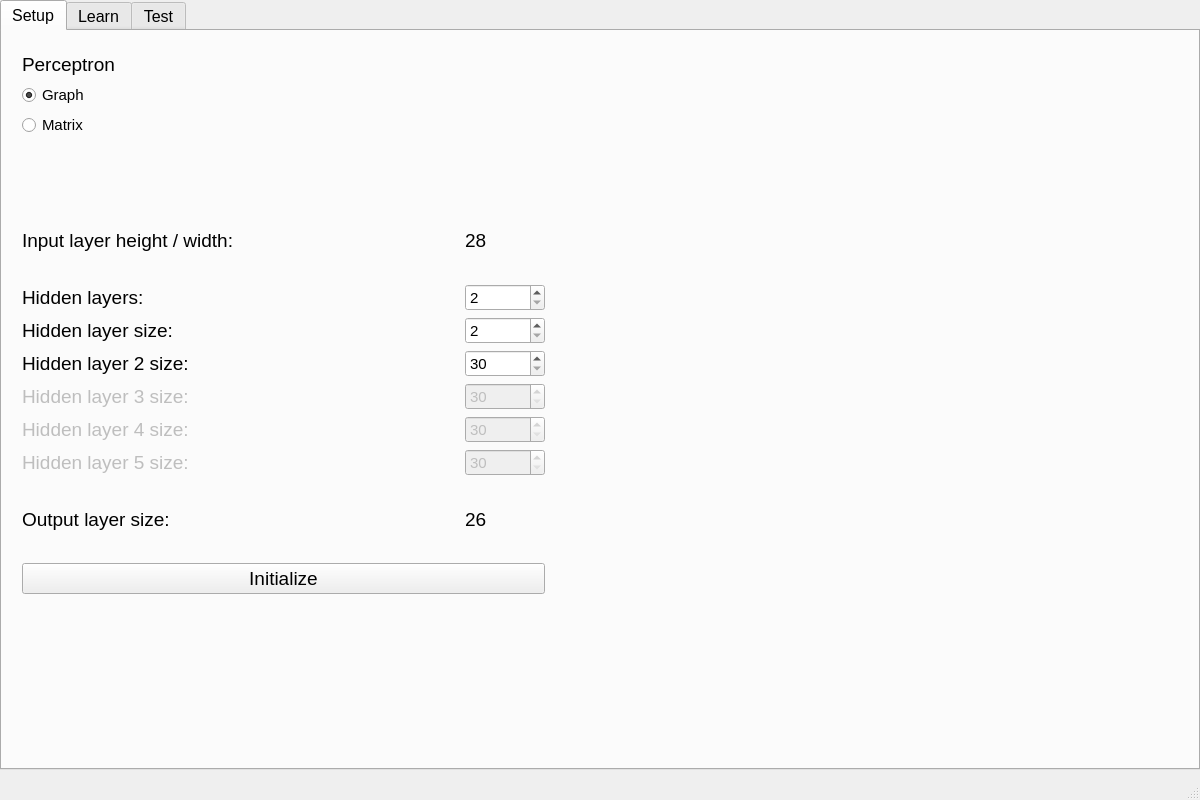
Above: src/mainwindow.ui from IgorMitiukliaev/CPP7_MLP before the change. Below: the same form after it.
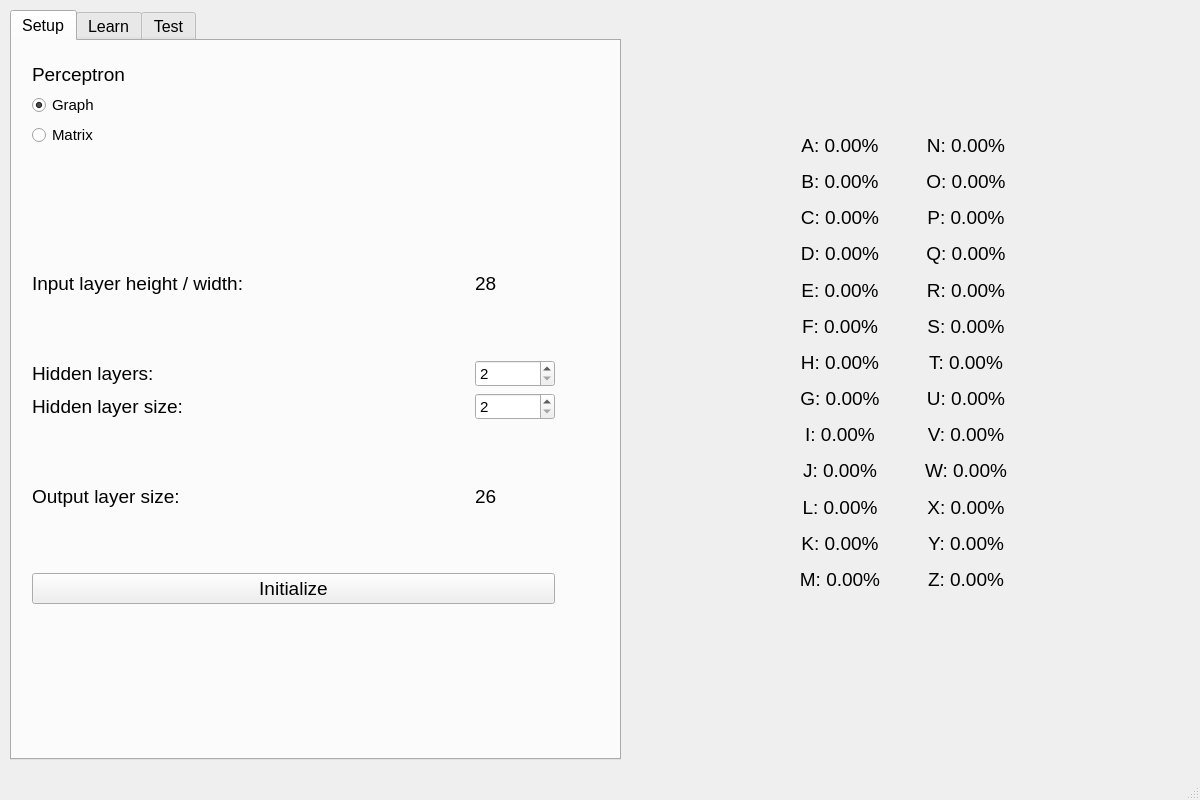
That is the form after the change.

```diff
--- a/src/mainwindow.ui
+++ b/src/mainwindow.ui
@@ -28,10 +28,10 @@
    <widget class="QTabWidget" name="tabWidget">
     <property name="geometry">
      <rect>
-      <x>0</x>
-      <y>0</y>
-      <width>1200</width>
-      <height>770</height>
+      <x>10</x>
+      <y>10</y>
+      <width>611</width>
+      <height>750</height>
      </rect>
     </property>
     <property name="currentIndex">
@@ -288,268 +288,6 @@
          </item>
         </layout>
        </item>
-       <item>
-        <layout class="QHBoxLayout" name="horizontalLayout_4">
-         <item>
-          <widget class="QLabel" name="lblLayer2">
-           <property name="sizePolicy">
-            <sizepolicy hsizetype="Preferred" vsizetype="Preferred">
-             <horstretch>0</horstretch>
-             <verstretch>0</verstretch>
-            </sizepolicy>
-           </property>
-           <property name="minimumSize">
-            <size>
-             <width>300</width>
-             <height>0</height>
-            </size>
-           </property>
-           <property name="baseSize">
-            <size>
-             <width>300</width>
-             <height>0</height>
-            </size>
-           </property>
-           <property name="font">
-            <font>
-             <pointsize>14</pointsize>
-            </font>
-           </property>
-           <property name="text">
-            <string>Hidden layer 2 size:</string>
-           </property>
-          </widget>
-         </item>
-         <item>
-          <widget class="QSpinBox" name="num_neurons_hidden2">
-           <property name="sizePolicy">
-            <sizepolicy hsizetype="Fixed" vsizetype="Fixed">
-             <horstretch>0</horstretch>
-             <verstretch>0</verstretch>
-            </sizepolicy>
-           </property>
-           <property name="minimumSize">
-            <size>
-             <width>80</width>
-             <height>0</height>
-            </size>
-           </property>
-           <property name="font">
-            <font>
-             <pointsize>11</pointsize>
-            </font>
-           </property>
-           <property name="minimum">
-            <number>30</number>
-           </property>
-           <property name="maximum">
-            <number>1000</number>
-           </property>
-          </widget>
-         </item>
-        </layout>
-       </item>
-       <item>
-        <layout class="QHBoxLayout" name="blockLayer3">
-         <item>
-          <widget class="QLabel" name="lblLayer3">
-           <property name="enabled">
-            <bool>false</bool>
-           </property>
-           <property name="sizePolicy">
-            <sizepolicy hsizetype="Preferred" vsizetype="Preferred">
-             <horstretch>0</horstretch>
-             <verstretch>0</verstretch>
-            </sizepolicy>
-           </property>
-           <property name="minimumSize">
-            <size>
-             <width>300</width>
-             <height>0</height>
-            </size>
-           </property>
-           <property name="baseSize">
-            <size>
-             <width>300</width>
-             <height>0</height>
-            </size>
-           </property>
-           <property name="font">
-            <font>
-             <pointsize>14</pointsize>
-            </font>
-           </property>
-           <property name="text">
-            <string>Hidden layer 3 size:</string>
-           </property>
-          </widget>
-         </item>
-         <item>
-          <widget class="QSpinBox" name="sizeLayer3">
-           <property name="enabled">
-            <bool>false</bool>
-           </property>
-           <property name="sizePolicy">
-            <sizepolicy hsizetype="Fixed" vsizetype="Fixed">
-             <horstretch>0</horstretch>
-             <verstretch>0</verstretch>
-            </sizepolicy>
-           </property>
-           <property name="minimumSize">
-            <size>
-             <width>80</width>
-             <height>0</height>
-            </size>
-           </property>
-           <property name="font">
-            <font>
-             <pointsize>11</pointsize>
-            </font>
-           </property>
-           <property name="minimum">
-            <number>30</number>
-           </property>
-           <property name="maximum">
-            <number>1000</number>
-           </property>
-          </widget>
-         </item>
-        </layout>
-       </item>
-       <item>
-        <layout class="QHBoxLayout" name="blockLayer4">
-         <item>
-          <widget class="QLabel" name="lblLayer4">
-           <property name="enabled">
-            <bool>false</bool>
-           </property>
-           <property name="sizePolicy">
-            <sizepolicy hsizetype="Preferred" vsizetype="Preferred">
-             <horstretch>0</horstretch>
-             <verstretch>0</verstretch>
-            </sizepolicy>
-           </property>
-           <property name="minimumSize">
-            <size>
-             <width>300</width>
-             <height>0</height>
-            </size>
-           </property>
-           <property name="baseSize">
-            <size>
-             <width>300</width>
-             <height>0</height>
-            </size>
-           </property>
-           <property name="font">
-            <font>
-             <pointsize>14</pointsize>
-            </font>
-           </property>
-           <property name="text">
-            <string>Hidden layer 4 size:</string>
-           </property>
-          </widget>
-         </item>
-         <item>
-          <widget class="QSpinBox" name="sizeLayer4">
-           <property name="enabled">
-            <bool>false</bool>
-           </property>
-           <property name="sizePolicy">
-            <sizepolicy hsizetype="Fixed" vsizetype="Fixed">
-             <horstretch>0</horstretch>
-             <verstretch>0</verstretch>
-            </sizepolicy>
-           </property>
-           <property name="minimumSize">
-            <size>
-             <width>80</width>
-             <height>0</height>
-            </size>
-           </property>
-           <property name="font">
-            <font>
-             <pointsize>11</pointsize>
-            </font>
-           </property>
-           <property name="minimum">
-            <number>30</number>
-           </property>
-           <property name="maximum">
-            <number>1000</number>
-           </property>
-          </widget>
-         </item>
-        </layout>
-       </item>
-       <item>
-        <layout class="QHBoxLayout" name="blockLayer5">
-         <item>
-          <widget class="QLabel" name="lblLayer5">
-           <property name="enabled">
-            <bool>false</bool>
-           </property>
-           <property name="sizePolicy">
-            <sizepolicy hsizetype="Preferred" vsizetype="Preferred">
-             <horstretch>0</horstretch>
-             <verstretch>0</verstretch>
-            </sizepolicy>
-           </property>
-           <property name="minimumSize">
-            <size>
-             <width>300</width>
-             <height>0</height>
-            </size>
-           </property>
-           <property name="baseSize">
-            <size>
-             <width>300</width>
-             <height>0</height>
-            </size>
-           </property>
-           <property name="font">
-            <font>
-             <pointsize>14</pointsize>
-            </font>
-           </property>
-           <property name="text">
-            <string>Hidden layer 5 size:</string>
-           </property>
-          </widget>
-         </item>
-         <item>
-          <widget class="QSpinBox" name="sizeLayer5">
-           <property name="enabled">
-            <bool>false</bool>
-           </property>
-           <property name="sizePolicy">
-            <sizepolicy hsizetype="Fixed" vsizetype="Fixed">
-             <horstretch>0</horstretch>
-             <verstretch>0</verstretch>
-            </sizepolicy>
-           </property>
-           <property name="minimumSize">
-            <size>
-             <width>80</width>
-             <height>0</height>
-            </size>
-           </property>
-           <property name="font">
-            <font>
-             <pointsize>11</pointsize>
-            </font>
-           </property>
-           <property name="minimum">
-            <number>30</number>
-           </property>
-           <property name="maximum">
-            <number>1000</number>
-           </property>
-          </widget>
-         </item>
-        </layout>
-       </item>
        <item>
         <layout class="QHBoxLayout" name="horizontalLayout_8">
          <item>
@@ -1175,6 +913,866 @@
      </widget>
     </widget>
    </widget>
+   <widget class="QWidget" name="wgMLP" native="true">
+    <property name="geometry">
+     <rect>
+      <x>620</x>
+      <y>0</y>
+      <width>571</width>
+      <height>750</height>
+     </rect>
+    </property>
+    <widget class="QWidget" name="layoutWidget">
+     <property name="geometry">
+      <rect>
+       <x>160</x>
+       <y>130</y>
+       <width>248</width>
+       <height>464</height>
+      </rect>
+     </property>
+     <layout class="QGridLayout" name="gridMLP">
+      <item row="10" column="0">
+       <widget class="QLabel" name="lbl_11">
+        <property name="sizePolicy">
+         <sizepolicy hsizetype="Fixed" vsizetype="Preferred">
+          <horstretch>0</horstretch>
+          <verstretch>0</verstretch>
+         </sizepolicy>
+        </property>
+        <property name="minimumSize">
+         <size>
+          <width>120</width>
+          <height>30</height>
+         </size>
+        </property>
+        <property name="font">
+         <font>
+          <pointsize>14</pointsize>
+          <weight>50</weight>
+          <bold>false</bold>
+         </font>
+        </property>
+        <property name="text">
+         <string>L: 0.00%</string>
+        </property>
+        <property name="scaledContents">
+         <bool>true</bool>
+        </property>
+        <property name="alignment">
+         <set>Qt::AlignCenter</set>
+        </property>
+       </widget>
+      </item>
+      <item row="5" column="0">
+       <widget class="QLabel" name="lbl_5">
+        <property name="sizePolicy">
+         <sizepolicy hsizetype="Fixed" vsizetype="Preferred">
+          <horstretch>0</horstretch>
+          <verstretch>0</verstretch>
+         </sizepolicy>
+        </property>
+        <property name="minimumSize">
+         <size>
+          <width>120</width>
+          <height>30</height>
+         </size>
+        </property>
+        <property name="font">
+         <font>
+          <pointsize>14</pointsize>
+          <weight>50</weight>
+          <bold>false</bold>
+         </font>
+        </property>
+        <property name="text">
+         <string>F: 0.00%</string>
+        </property>
+        <property name="scaledContents">
+         <bool>true</bool>
+        </property>
+        <property name="alignment">
+         <set>Qt::AlignCenter</set>
+        </property>
+       </widget>
+      </item>
+      <item row="7" column="0">
+       <widget class="QLabel" name="lbl_6">
+        <property name="sizePolicy">
+         <sizepolicy hsizetype="Fixed" vsizetype="Preferred">
+          <horstretch>0</horstretch>
+          <verstretch>0</verstretch>
+         </sizepolicy>
+        </property>
+        <property name="minimumSize">
+         <size>
+          <width>120</width>
+          <height>30</height>
+         </size>
+        </property>
+        <property name="font">
+         <font>
+          <pointsize>14</pointsize>
+          <weight>50</weight>
+          <bold>false</bold>
+         </font>
+        </property>
+        <property name="text">
+         <string>G: 0.00%</string>
+        </property>
+        <property name="scaledContents">
+         <bool>true</bool>
+        </property>
+        <property name="alignment">
+         <set>Qt::AlignCenter</set>
+        </property>
+       </widget>
+      </item>
+      <item row="0" column="0">
+       <widget class="QLabel" name="lbl_0">
+        <property name="sizePolicy">
+         <sizepolicy hsizetype="Fixed" vsizetype="Preferred">
+          <horstretch>0</horstretch>
+          <verstretch>0</verstretch>
+         </sizepolicy>
+        </property>
+        <property name="minimumSize">
+         <size>
+          <width>120</width>
+          <height>30</height>
+         </size>
+        </property>
+        <property name="baseSize">
+         <size>
+          <width>0</width>
+          <height>0</height>
+         </size>
+        </property>
+        <property name="font">
+         <font>
+          <pointsize>14</pointsize>
+          <weight>50</weight>
+          <bold>false</bold>
+         </font>
+        </property>
+        <property name="text">
+         <string>A: 0.00%</string>
+        </property>
+        <property name="scaledContents">
+         <bool>true</bool>
+        </property>
+        <property name="alignment">
+         <set>Qt::AlignCenter</set>
+        </property>
+       </widget>
+      </item>
+      <item row="1" column="0">
+       <widget class="QLabel" name="lbl_1">
+        <property name="sizePolicy">
+         <sizepolicy hsizetype="Fixed" vsizetype="Preferred">
+          <horstretch>0</horstretch>
+          <verstretch>0</verstretch>
+         </sizepolicy>
+        </property>
+        <property name="minimumSize">
+         <size>
+          <width>120</width>
+          <height>30</height>
+         </size>
+        </property>
+        <property name="font">
+         <font>
+          <pointsize>14</pointsize>
+          <weight>50</weight>
+          <bold>false</bold>
+         </font>
+        </property>
+        <property name="text">
+         <string>B: 0.00%</string>
+        </property>
+        <property name="scaledContents">
+         <bool>true</bool>
+        </property>
+        <property name="alignment">
+         <set>Qt::AlignCenter</set>
+        </property>
+       </widget>
+      </item>
+      <item row="6" column="0">
+       <widget class="QLabel" name="lbl_7">
+        <property name="sizePolicy">
+         <sizepolicy hsizetype="Fixed" vsizetype="Preferred">
+          <horstretch>0</horstretch>
+          <verstretch>0</verstretch>
+         </sizepolicy>
+        </property>
+        <property name="minimumSize">
+         <size>
+          <width>120</width>
+          <height>30</height>
+         </size>
+        </property>
+        <property name="font">
+         <font>
+          <pointsize>14</pointsize>
+          <weight>50</weight>
+          <bold>false</bold>
+         </font>
+        </property>
+        <property name="text">
+         <string>H: 0.00%</string>
+        </property>
+        <property name="scaledContents">
+         <bool>true</bool>
+        </property>
+        <property name="alignment">
+         <set>Qt::AlignCenter</set>
+        </property>
+       </widget>
+      </item>
+      <item row="3" column="0">
+       <widget class="QLabel" name="lbl_3">
+        <property name="sizePolicy">
+         <sizepolicy hsizetype="Fixed" vsizetype="Preferred">
+          <horstretch>0</horstretch>
+          <verstretch>0</verstretch>
+         </sizepolicy>
+        </property>
+        <property name="minimumSize">
+         <size>
+          <width>120</width>
+          <height>30</height>
+         </size>
+        </property>
+        <property name="font">
+         <font>
+          <pointsize>14</pointsize>
+          <weight>50</weight>
+          <bold>false</bold>
+         </font>
+        </property>
+        <property name="text">
+         <string>D: 0.00%</string>
+        </property>
+        <property name="scaledContents">
+         <bool>true</bool>
+        </property>
+        <property name="alignment">
+         <set>Qt::AlignCenter</set>
+        </property>
+       </widget>
+      </item>
+      <item row="12" column="0">
+       <widget class="QLabel" name="lbl_12">
+        <property name="sizePolicy">
+         <sizepolicy hsizetype="Fixed" vsizetype="Preferred">
+          <horstretch>0</horstretch>
+          <verstretch>0</verstretch>
+         </sizepolicy>
+        </property>
+        <property name="minimumSize">
+         <size>
+          <width>120</width>
+          <height>30</height>
+         </size>
+        </property>
+        <property name="font">
+         <font>
+          <pointsize>14</pointsize>
+          <weight>50</weight>
+          <bold>false</bold>
+         </font>
+        </property>
+        <property name="text">
+         <string>M: 0.00%</string>
+        </property>
+        <property name="scaledContents">
+         <bool>true</bool>
+        </property>
+        <property name="alignment">
+         <set>Qt::AlignCenter</set>
+        </property>
+       </widget>
+      </item>
+      <item row="4" column="0">
+       <widget class="QLabel" name="lbl_4">
+        <property name="sizePolicy">
+         <sizepolicy hsizetype="Fixed" vsizetype="Preferred">
+          <horstretch>0</horstretch>
+          <verstretch>0</verstretch>
+         </sizepolicy>
+        </property>
+        <property name="minimumSize">
+         <size>
+          <width>120</width>
+          <height>30</height>
+         </size>
+        </property>
+        <property name="font">
+         <font>
+          <pointsize>14</pointsize>
+          <weight>50</weight>
+          <bold>false</bold>
+         </font>
+        </property>
+        <property name="text">
+         <string>E: 0.00%</string>
+        </property>
+        <property name="scaledContents">
+         <bool>true</bool>
+        </property>
+        <property name="alignment">
+         <set>Qt::AlignCenter</set>
+        </property>
+       </widget>
+      </item>
+      <item row="11" column="0">
+       <widget class="QLabel" name="lbl_10">
+        <property name="sizePolicy">
+         <sizepolicy hsizetype="Fixed" vsizetype="Preferred">
+          <horstretch>0</horstretch>
+          <verstretch>0</verstretch>
+         </sizepolicy>
+        </property>
+        <property name="minimumSize">
+         <size>
+          <width>120</width>
+          <height>30</height>
+         </size>
+        </property>
+        <property name="font">
+         <font>
+          <pointsize>14</pointsize>
+          <weight>50</weight>
+          <bold>false</bold>
+         </font>
+        </property>
+        <property name="text">
+         <string>K: 0.00%</string>
+        </property>
+        <property name="scaledContents">
+         <bool>true</bool>
+        </property>
+        <property name="alignment">
+         <set>Qt::AlignCenter</set>
+        </property>
+       </widget>
+      </item>
+      <item row="8" column="0">
+       <widget class="QLabel" name="lbl_8">
+        <property name="sizePolicy">
+         <sizepolicy hsizetype="Fixed" vsizetype="Preferred">
+          <horstretch>0</horstretch>
+          <verstretch>0</verstretch>
+         </sizepolicy>
+        </property>
+        <property name="minimumSize">
+         <size>
+          <width>120</width>
+          <height>30</height>
+         </size>
+        </property>
+        <property name="font">
+         <font>
+          <pointsize>14</pointsize>
+          <weight>50</weight>
+          <bold>false</bold>
+         </font>
+        </property>
+        <property name="text">
+         <string>I: 0.00%</string>
+        </property>
+        <property name="scaledContents">
+         <bool>true</bool>
+        </property>
+        <property name="alignment">
+         <set>Qt::AlignCenter</set>
+        </property>
+       </widget>
+      </item>
+      <item row="9" column="0">
+       <widget class="QLabel" name="lbl_9">
+        <property name="sizePolicy">
+         <sizepolicy hsizetype="Fixed" vsizetype="Preferred">
+          <horstretch>0</horstretch>
+          <verstretch>0</verstretch>
+         </sizepolicy>
+        </property>
+        <property name="minimumSize">
+         <size>
+          <width>120</width>
+          <height>30</height>
+         </size>
+        </property>
+        <property name="font">
+         <font>
+          <pointsize>14</pointsize>
+          <weight>50</weight>
+          <bold>false</bold>
+         </font>
+        </property>
+        <property name="text">
+         <string>J: 0.00%</string>
+        </property>
+        <property name="scaledContents">
+         <bool>true</bool>
+        </property>
+        <property name="alignment">
+         <set>Qt::AlignCenter</set>
+        </property>
+       </widget>
+      </item>
+      <item row="2" column="0">
+       <widget class="QLabel" name="lbl_2">
+        <property name="sizePolicy">
+         <sizepolicy hsizetype="Fixed" vsizetype="Preferred">
+          <horstretch>0</horstretch>
+          <verstretch>0</verstretch>
+         </sizepolicy>
+        </property>
+        <property name="minimumSize">
+         <size>
+          <width>120</width>
+          <height>30</height>
+         </size>
+        </property>
+        <property name="font">
+         <font>
+          <pointsize>14</pointsize>
+          <weight>50</weight>
+          <bold>false</bold>
+         </font>
+        </property>
+        <property name="text">
+         <string>C: 0.00%</string>
+        </property>
+        <property name="scaledContents">
+         <bool>true</bool>
+        </property>
+        <property name="alignment">
+         <set>Qt::AlignCenter</set>
+        </property>
+       </widget>
+      </item>
+      <item row="0" column="1">
+       <widget class="QLabel" name="lbl_13">
+        <property name="sizePolicy">
+         <sizepolicy hsizetype="Fixed" vsizetype="Preferred">
+          <horstretch>0</horstretch>
+          <verstretch>0</verstretch>
+         </sizepolicy>
+        </property>
+        <property name="minimumSize">
+         <size>
+          <width>120</width>
+          <height>30</height>
+         </size>
+        </property>
+        <property name="font">
+         <font>
+          <pointsize>14</pointsize>
+          <weight>50</weight>
+          <bold>false</bold>
+         </font>
+        </property>
+        <property name="text">
+         <string>N: 0.00%</string>
+        </property>
+        <property name="scaledContents">
+         <bool>true</bool>
+        </property>
+        <property name="alignment">
+         <set>Qt::AlignCenter</set>
+        </property>
+       </widget>
+      </item>
+      <item row="1" column="1">
+       <widget class="QLabel" name="lbl_14">
+        <property name="sizePolicy">
+         <sizepolicy hsizetype="Fixed" vsizetype="Preferred">
+          <horstretch>0</horstretch>
+          <verstretch>0</verstretch>
+         </sizepolicy>
+        </property>
+        <property name="minimumSize">
+         <size>
+          <width>120</width>
+          <height>30</height>
+         </size>
+        </property>
+        <property name="font">
+         <font>
+          <pointsize>14</pointsize>
+          <weight>50</weight>
+          <bold>false</bold>
+         </font>
+        </property>
+        <property name="text">
+         <string>O: 0.00%</string>
+        </property>
+        <property name="scaledContents">
+         <bool>true</bool>
+        </property>
+        <property name="alignment">
+         <set>Qt::AlignCenter</set>
+        </property>
+       </widget>
+      </item>
+      <item row="2" column="1">
+       <widget class="QLabel" name="lbl_15">
+        <property name="sizePolicy">
+         <sizepolicy hsizetype="Fixed" vsizetype="Preferred">
+          <horstretch>0</horstretch>
+          <verstretch>0</verstretch>
+         </sizepolicy>
+        </property>
+        <property name="minimumSize">
+         <size>
+          <width>120</width>
+          <height>30</height>
+         </size>
+        </property>
+        <property name="font">
+         <font>
+          <pointsize>14</pointsize>
+          <weight>50</weight>
+          <bold>false</bold>
+         </font>
+        </property>
+        <property name="text">
+         <string>P: 0.00%</string>
+        </property>
+        <property name="scaledContents">
+         <bool>true</bool>
+        </property>
+        <property name="alignment">
+         <set>Qt::AlignCenter</set>
+        </property>
+       </widget>
+      </item>
+      <item row="3" column="1">
+       <widget class="QLabel" name="lbl_16">
+        <property name="sizePolicy">
+         <sizepolicy hsizetype="Fixed" vsizetype="Preferred">
+          <horstretch>0</horstretch>
+          <verstretch>0</verstretch>
+         </sizepolicy>
+        </property>
+        <property name="minimumSize">
+         <size>
+          <width>120</width>
+          <height>30</height>
+         </size>
+        </property>
+        <property name="font">
+         <font>
+          <pointsize>14</pointsize>
+          <weight>50</weight>
+          <bold>false</bold>
+         </font>
+        </property>
+        <property name="text">
+         <string>Q: 0.00%</string>
+        </property>
+        <property name="scaledContents">
+         <bool>true</bool>
+        </property>
+        <property name="alignment">
+         <set>Qt::AlignCenter</set>
+        </property>
+       </widget>
+      </item>
+      <item row="4" column="1">
+       <widget class="QLabel" name="lbl_17">
+        <property name="sizePolicy">
+         <sizepolicy hsizetype="Fixed" vsizetype="Preferred">
+          <horstretch>0</horstretch>
+          <verstretch>0</verstretch>
+         </sizepolicy>
+        </property>
+        <property name="minimumSize">
+         <size>
+          <width>120</width>
+          <height>30</height>
+         </size>
+        </property>
+        <property name="font">
+         <font>
+          <pointsize>14</pointsize>
+          <weight>50</weight>
+          <bold>false</bold>
+         </font>
+        </property>
+        <property name="text">
+         <string>R: 0.00%</string>
+        </property>
+        <property name="scaledContents">
+         <bool>true</bool>
+        </property>
+        <property name="alignment">
+         <set>Qt::AlignCenter</set>
+        </property>
+       </widget>
+      </item>
+      <item row="5" column="1">
+       <widget class="QLabel" name="lbl_18">
+        <property name="sizePolicy">
+         <sizepolicy hsizetype="Fixed" vsizetype="Preferred">
+          <horstretch>0</horstretch>
+          <verstretch>0</verstretch>
+         </sizepolicy>
+        </property>
+        <property name="minimumSize">
+         <size>
+          <width>120</width>
+          <height>30</height>
+         </size>
+        </property>
+        <property name="font">
+         <font>
+          <pointsize>14</pointsize>
+          <weight>50</weight>
+          <bold>false</bold>
+         </font>
+        </property>
+        <property name="text">
+         <string>S: 0.00%</string>
+        </property>
+        <property name="scaledContents">
+         <bool>true</bool>
+        </property>
+        <property name="alignment">
+         <set>Qt::AlignCenter</set>
+        </property>
+       </widget>
+      </item>
+      <item row="6" column="1">
+       <widget class="QLabel" name="lbl_19">
+        <property name="sizePolicy">
+         <sizepolicy hsizetype="Fixed" vsizetype="Preferred">
+          <horstretch>0</horstretch>
+          <verstretch>0</verstretch>
+         </sizepolicy>
+        </property>
+        <property name="minimumSize">
+         <size>
+          <width>120</width>
+          <height>30</height>
+         </size>
+        </property>
+        <property name="font">
+         <font>
+          <pointsize>14</pointsize>
+          <weight>50</weight>
+          <bold>false</bold>
+         </font>
+        </property>
+        <property name="text">
+         <string>T: 0.00%</string>
+        </property>
+        <property name="scaledContents">
+         <bool>true</bool>
+        </property>
+        <property name="alignment">
+         <set>Qt::AlignCenter</set>
+        </property>
+       </widget>
+      </item>
+      <item row="7" column="1">
+       <widget class="QLabel" name="lbl_20">
+        <property name="sizePolicy">
+         <sizepolicy hsizetype="Fixed" vsizetype="Preferred">
+          <horstretch>0</horstretch>
+          <verstretch>0</verstretch>
+         </sizepolicy>
+        </property>
+        <property name="minimumSize">
+         <size>
+          <width>120</width>
+          <height>30</height>
+         </size>
+        </property>
+        <property name="font">
+         <font>
+          <pointsize>14</pointsize>
+          <weight>50</weight>
+          <bold>false</bold>
+         </font>
+        </property>
+        <property name="text">
+         <string>U: 0.00%</string>
+        </property>
+        <property name="scaledContents">
+         <bool>true</bool>
+        </property>
+        <property name="alignment">
+         <set>Qt::AlignCenter</set>
+        </property>
+       </widget>
+      </item>
+      <item row="8" column="1">
+       <widget class="QLabel" name="lbl_21">
+        <property name="sizePolicy">
+         <sizepolicy hsizetype="Fixed" vsizetype="Preferred">
+          <horstretch>0</horstretch>
+          <verstretch>0</verstretch>
+         </sizepolicy>
+        </property>
+        <property name="minimumSize">
+         <size>
+          <width>120</width>
+          <height>30</height>
+         </size>
+        </property>
+        <property name="font">
+         <font>
+          <pointsize>14</pointsize>
+          <weight>50</weight>
+          <bold>false</bold>
+         </font>
+        </property>
+        <property name="text">
+         <string>V: 0.00%</string>
+        </property>
+        <property name="scaledContents">
+         <bool>true</bool>
+        </property>
+        <property name="alignment">
+         <set>Qt::AlignCenter</set>
+        </property>
+       </widget>
+      </item>
+      <item row="9" column="1">
+       <widget class="QLabel" name="lbl_22">
+        <property name="sizePolicy">
+         <sizepolicy hsizetype="Fixed" vsizetype="Preferred">
+          <horstretch>0</horstretch>
+          <verstretch>0</verstretch>
+         </sizepolicy>
+        </property>
+        <property name="minimumSize">
+         <size>
+          <width>120</width>
+          <height>30</height>
+         </size>
+        </property>
+        <property name="font">
+         <font>
+          <pointsize>14</pointsize>
+          <weight>50</weight>
+          <bold>false</bold>
+         </font>
+        </property>
+        <property name="text">
+         <string>W: 0.00%</string>
+        </property>
+        <property name="scaledContents">
+         <bool>true</bool>
+        </property>
+        <property name="alignment">
+         <set>Qt::AlignCenter</set>
+        </property>
+       </widget>
+      </item>
+      <item row="10" column="1">
+       <widget class="QLabel" name="lbl_23">
+        <property name="sizePolicy">
+         <sizepolicy hsizetype="Fixed" vsizetype="Preferred">
+          <horstretch>0</horstretch>
+          <verstretch>0</verstretch>
+         </sizepolicy>
+        </property>
+        <property name="minimumSize">
+         <size>
+          <width>120</width>
+          <height>30</height>
+         </size>
+        </property>
+        <property name="font">
+         <font>
+          <pointsize>14</pointsize>
+          <weight>50</weight>
+          <bold>false</bold>
+         </font>
+        </property>
+        <property name="text">
+         <string>X: 0.00%</string>
+        </property>
+        <property name="scaledContents">
+         <bool>true</bool>
+        </property>
+        <property name="alignment">
+         <set>Qt::AlignCenter</set>
+        </property>
+       </widget>
+      </item>
+      <item row="11" column="1">
+       <widget class="QLabel" name="lbl_24">
+        <property name="sizePolicy">
+         <sizepolicy hsizetype="Fixed" vsizetype="Preferred">
+          <horstretch>0</horstretch>
+          <verstretch>0</verstretch>
+         </sizepolicy>
+        </property>
+        <property name="minimumSize">
+         <size>
+          <width>120</width>
+          <height>30</height>
+         </size>
+        </property>
+        <property name="font">
+         <font>
+          <pointsize>14</pointsize>
+          <weight>50</weight>
+          <bold>false</bold>
+         </font>
+        </property>
+        <property name="text">
+         <string>Y: 0.00%</string>
+        </property>
+        <property name="scaledContents">
+         <bool>true</bool>
+        </property>
+        <property name="alignment">
+         <set>Qt::AlignCenter</set>
+        </property>
+       </widget>
+      </item>
+      <item row="12" column="1">
+       <widget class="QLabel" name="lbl_25">
+        <property name="sizePolicy">
+         <sizepolicy hsizetype="Fixed" vsizetype="Preferred">
+          <horstretch>0</horstretch>
+          <verstretch>0</verstretch>
+         </sizepolicy>
+        </property>
+        <property name="minimumSize">
+         <size>
+          <width>120</width>
+          <height>30</height>
+         </size>
+        </property>
+        <property name="font">
+         <font>
+          <pointsize>14</pointsize>
+          <weight>50</weight>
+          <bold>false</bold>
+         </font>
+        </property>
+        <property name="text">
+         <string>Z: 0.00%</string>
+        </property>
+        <property name="scaledContents">
+         <bool>true</bool>
+        </property>
+        <property name="alignment">
+         <set>Qt::AlignCenter</set>
+        </property>
+       </widget>
+      </item>
+     </layout>
+    </widget>
+   </widget>
   </widget>
   <widget class="QMenuBar" name="menubar">
    <property name="geometry">
```
Left out of the diff: 6 changed lines with no effect on the pictures.
